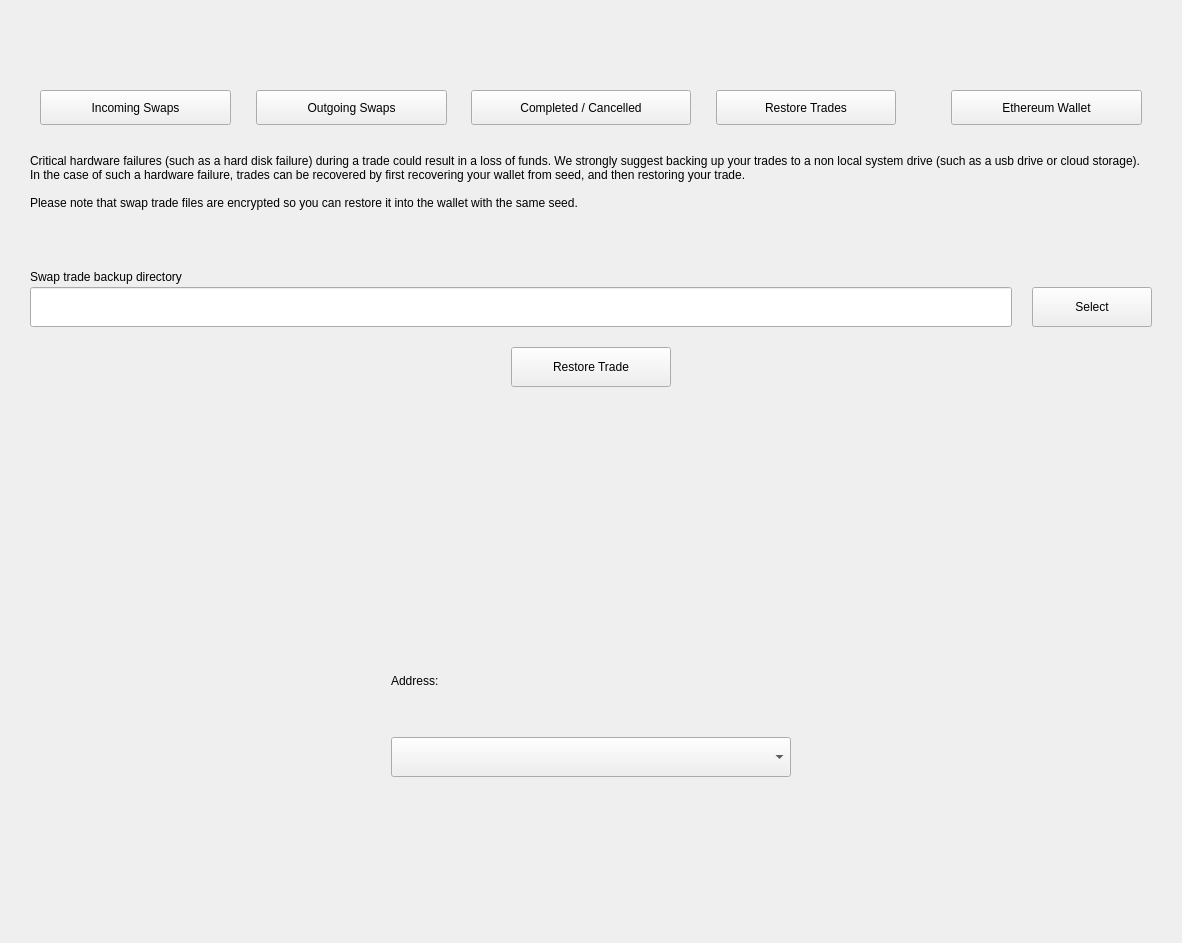
Old version of the form windows_desktop/s_swaplist_w.ui in the repository terryhash/mwc-qt-wallet.
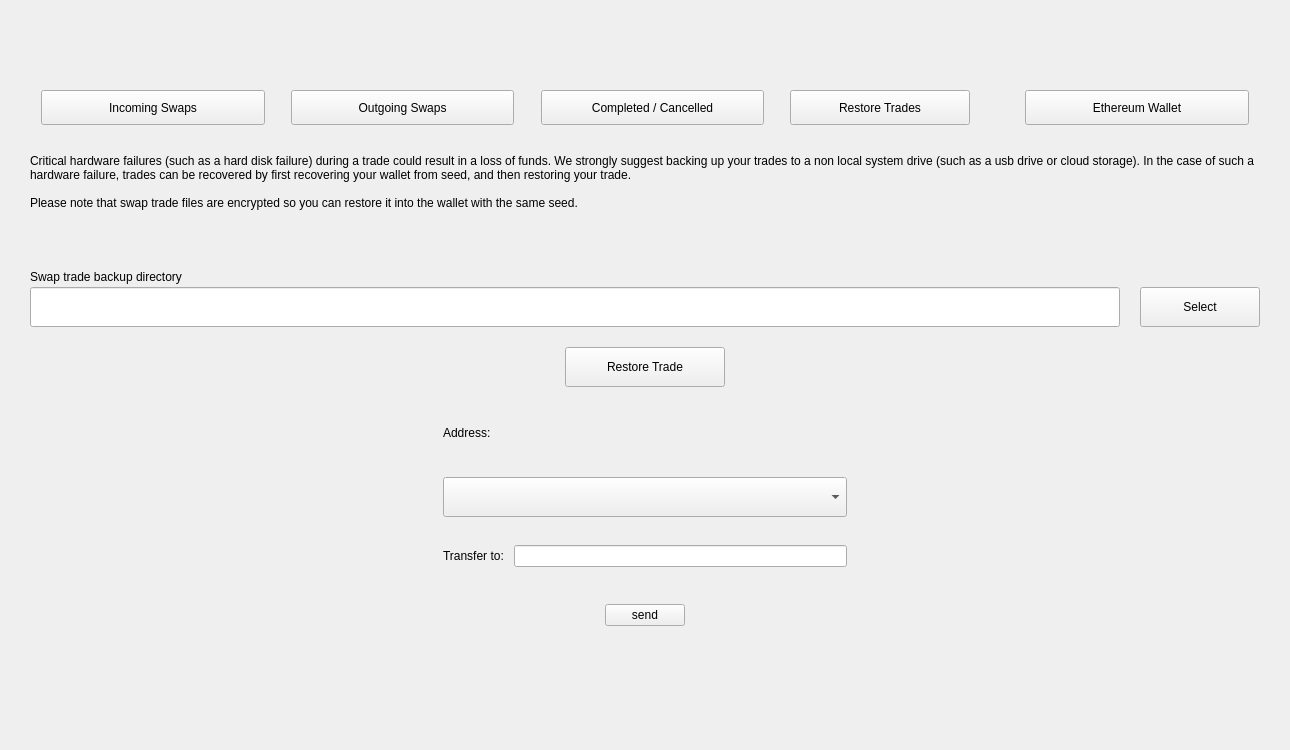
New version of the form. Icons and pictures are not drawn. Custom widgets are drawn as their Qt base class.

Commit message: eth wallet ui ready

Patch:
```diff
--- a/windows_desktop/s_swaplist_w.ui
+++ b/windows_desktop/s_swaplist_w.ui
@@ -6,8 +6,8 @@
    <rect>
     <x>0</x>
     <y>0</y>
-    <width>1182</width>
-    <height>943</height>
+    <width>1290</width>
+    <height>750</height>
    </rect>
   </property>
   <property name="windowTitle">
@@ -454,7 +454,13 @@
    </item>
    <item>
     <widget class="QWidget" name="ethWalletHolder" native="true">
-     <layout class="QHBoxLayout" name="horizontalLayout_3">
+     <property name="minimumSize">
+      <size>
+       <width>0</width>
+       <height>200</height>
+      </size>
+     </property>
+     <layout class="QHBoxLayout" name="horizontalLayout_7">
       <item>
        <spacer name="horizontalSpacer_15">
         <property name="orientation">
@@ -462,8 +468,8 @@
         </property>
         <property name="sizeHint" stdset="0">
          <size>
-          <width>40</width>
-          <height>20</height>
+          <width>396</width>
+          <height>29</height>
          </size>
         </property>
        </spacer>
@@ -501,6 +507,9 @@
           <property name="orientation">
            <enum>Qt::Vertical</enum>
           </property>
+          <property name="sizeType">
+           <enum>QSizePolicy::Fixed</enum>
+          </property>
           <property name="sizeHint" stdset="0">
            <size>
             <width>20</width>
@@ -532,7 +541,72 @@
          </widget>
         </item>
         <item>
-         <spacer name="verticalSpacer_4">
+         <spacer name="verticalSpacer_10">
+          <property name="orientation">
+           <enum>Qt::Vertical</enum>
+          </property>
+          <property name="sizeType">
+           <enum>QSizePolicy::Fixed</enum>
+          </property>
+          <property name="sizeHint" stdset="0">
+           <size>
+            <width>20</width>
+            <height>40</height>
+           </size>
+          </property>
+         </spacer>
+        </item>
+        <item>
+         <layout class="QHBoxLayout" name="horizontalLayout_3">
+          <item>
+           <widget class="QLabel" name="label_2">
+            <property name="text">
+             <string>Transfer to: </string>
+            </property>
+           </widget>
+          </item>
+          <item>
+           <widget class="QLineEdit" name="lineEdit"/>
+          </item>
+         </layout>
+        </item>
+        <item>
+         <spacer name="verticalSpacer_11">
+          <property name="orientation">
+           <enum>Qt::Vertical</enum>
+          </property>
+          <property name="sizeType">
+           <enum>QSizePolicy::Fixed</enum>
+          </property>
+          <property name="sizeHint" stdset="0">
+           <size>
+            <width>20</width>
+            <height>40</height>
+           </size>
+          </property>
+         </spacer>
+        </item>
+        <item alignment="Qt::AlignHCenter">
+         <widget class="control::MwcPushButtonNormal" name="pushButton">
+          <property name="sizePolicy">
+           <sizepolicy hsizetype="Maximum" vsizetype="Fixed">
+            <horstretch>0</horstretch>
+            <verstretch>0</verstretch>
+           </sizepolicy>
+          </property>
+          <property name="minimumSize">
+           <size>
+            <width>80</width>
+            <height>0</height>
+           </size>
+          </property>
+          <property name="text">
+           <string>send</string>
+          </property>
+         </widget>
+        </item>
+        <item>
+         <spacer name="verticalSpacer_5">
           <property name="orientation">
            <enum>Qt::Vertical</enum>
           </property>
@@ -553,8 +627,8 @@
         </property>
         <property name="sizeHint" stdset="0">
          <size>
-          <width>40</width>
-          <height>20</height>
+          <width>396</width>
+          <height>179</height>
          </size>
         </property>
        </spacer>
```
Left out of the diff: 2 changed lines with no effect on the pictures.
